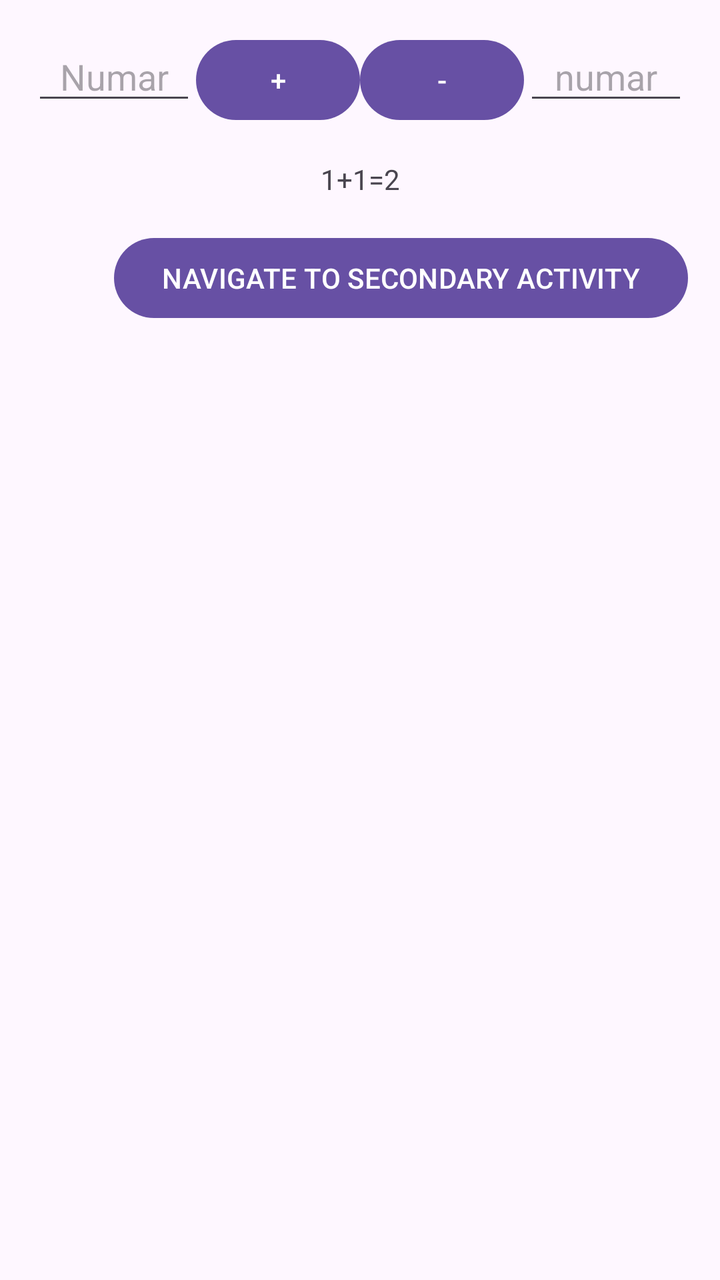
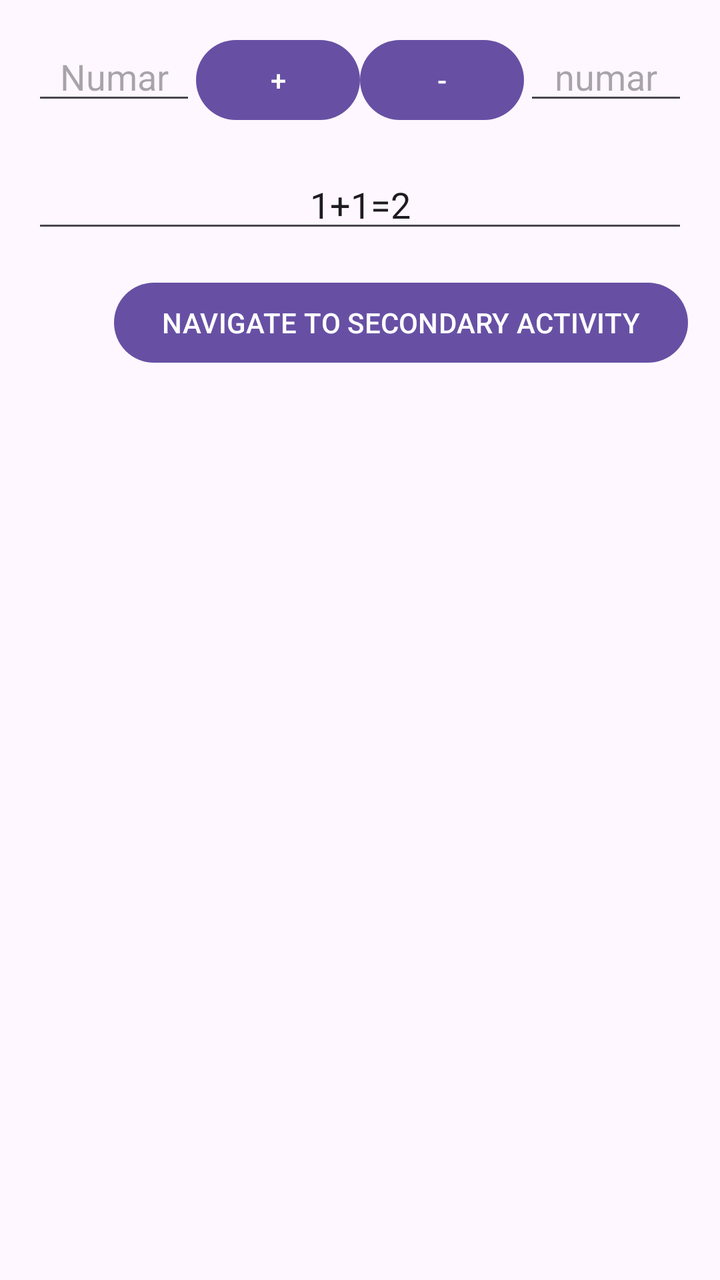

Before-and-after screenshots of an Android layout around one commit, followed by the original layout XML and the change that was made.
<!-- AndroidManifest.xml: application theme Theme.PracticalTest01Var03 -->
<!-- res/layout/activity_practical_test01_var03_main.xml -->
<?xml version="1.0" encoding="utf-8"?>
<LinearLayout xmlns:android="http://schemas.android.com/apk/res/android"
    android:layout_width="match_parent"
    android:layout_height="match_parent"
    android:orientation="vertical"
    android:fitsSystemWindows="true"
    android:padding="16dp">

    <LinearLayout
        android:layout_width="match_parent"
        android:layout_height="wrap_content"
        android:orientation="horizontal"
        android:layout_marginBottom="16dp">

    <EditText
        android:id="@+id/product_name_edit_text"
        android:layout_width="0dp"
        android:layout_height="wrap_content"
        android:layout_weight="1"
        android:hint="Numar"
        android:orientation="horizontal"
        android:inputType="number"
        android:textAlignment="center" />
        <Button
            android:id="@+id/add_button"
            android:layout_width="0dp"
            android:layout_height="wrap_content"
            android:layout_weight="1"
            android:text="+" />

        
        <Button
            android:id="@+id/minus_button"
            android:layout_width="0dp"
            android:layout_height="wrap_content"
            android:layout_weight="1"
            android:orientation="horizontal"
            android:text="-" />
    
    <EditText
        android:id="@+id/product_price_edit_text"
        android:layout_width="0dp"
        android:layout_height="wrap_content"
        android:layout_weight="1"
        android:hint="numar"
        android:inputType="number"
        android:orientation="horizontal"
        android:textAlignment="center" />
</LinearLayout>


    <TextView
        android:id="@+id/summary_edit_text"
        android:layout_width="match_parent"
        android:layout_height="wrap_content"
        android:text="1+1=2"
        android:focusable="false"
        android:clickable="false"
        android:textAlignment="center"
        android:layout_marginBottom="16dp" />


<Button
        android:id="@+id/navigate_button"
        android:layout_width="wrap_content"
        android:layout_height="wrap_content"
        android:layout_gravity="end"
        android:layout_marginBottom="32dp"
        android:text="NAVIGATE TO SECONDARY ACTIVITY" />

</LinearLayout>
<!-- resources referenced by this layout -->
<resources>
  <style name="Theme.PracticalTest01Var03" parent="Base.Theme.PracticalTest01Var03" />
  <style name="Base.Theme.PracticalTest01Var03" parent="Theme.Material3.DayNight.NoActionBar">
          
          
      </style>
</resources>

<!-- the commit's change to res/layout/activity_practical_test01_var03_main.xml (unified diff, before → after) -->
@@ -13,7 +13,7 @@
         android:layout_marginBottom="16dp">
 
     <EditText
-        android:id="@+id/product_name_edit_text"
+        android:id="@+id/nr1_edit_text"
         android:layout_width="0dp"
         android:layout_height="wrap_content"
         android:layout_weight="1"
@@ -38,7 +38,7 @@
             android:text="-" />
     
     <EditText
-        android:id="@+id/product_price_edit_text"
+        android:id="@+id/nr2_edit_text"
         android:layout_width="0dp"
         android:layout_height="wrap_content"
         android:layout_weight="1"
@@ -49,7 +49,7 @@
 </LinearLayout>
 
 
-    <TextView
+    <EditText
         android:id="@+id/summary_edit_text"
         android:layout_width="match_parent"
         android:layout_height="wrap_content"
